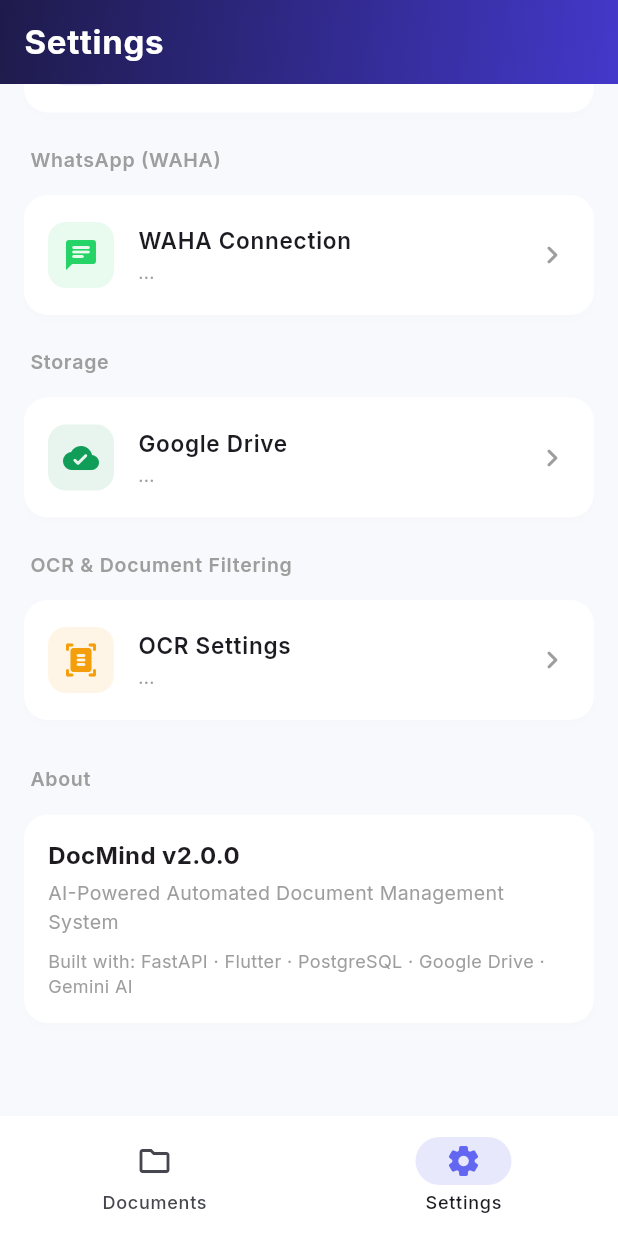
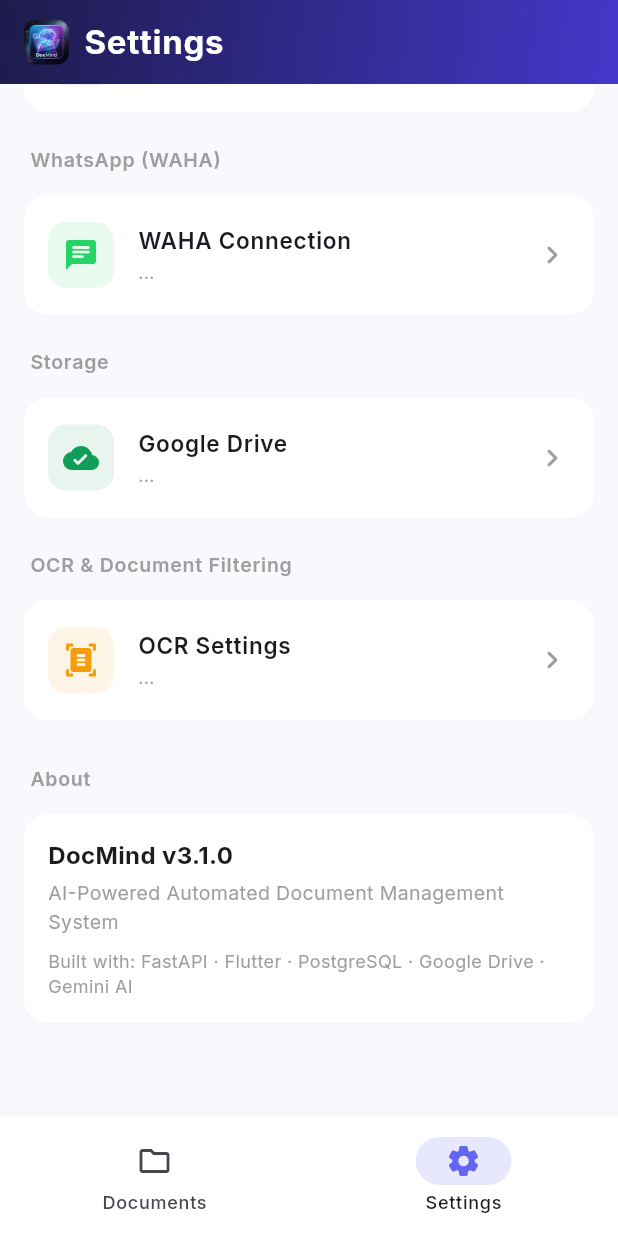
Before and after one commit to KaryaPutraS/docmind, a Flutter app: the screen it shows after launch, item 2 of the bottom bar chosen, scrolled down 285 dp, on a phone screen of 412 x 824 dp. Run offline on Flutter 3.47's test engine with Material 3 defaults, Android fonts, the phone set to English and light mode, and no system bars; our stand-ins replace dio, flutter_riverpod, google_fonts, pretty_dio_logger, timeago; network calls fail.

Commit message:
fix: apply DocMind branding icons and v3.1 version across APK
- Register assets/icon.jpg as Flutter asset
- Display logo in Home and Settings app bars
- Generate/apply ic_launcher PNGs from assets/icon.jpg
- Fix flutter_launcher_icons config to target ic_launcher used by manifest
- Update visible footer to DocMind v3.1.0
- Update Android versionName/versionCode in CI
- Fix PostgreSQL status to treat backend 'configured' as online

```diff
--- a/frontend/lib/screens/settings/ai_settings_screen.dart
+++ b/frontend/lib/screens/settings/ai_settings_screen.dart
@@ -1,5 +1,5 @@
 // ============================================================
-// DocMind Flutter — AI Settings Screen (v2)
+// DocMind Flutter — AI Settings Screen (v3)
 // Full provider list, API key field, auto-fetch models on key
 // ============================================================
 import 'package:flutter/material.dart';
--- a/frontend/lib/screens/settings/waha_settings_screen.dart
+++ b/frontend/lib/screens/settings/waha_settings_screen.dart
@@ -1,5 +1,5 @@
 // ============================================================
-// DocMind Flutter — WAHA (WhatsApp) Settings Screen (v2)
+// DocMind Flutter — WAHA (WhatsApp) Settings Screen (v3)
 // Added: WAHA API Key field
 // ============================================================
 import 'package:flutter/material.dart';
--- a/frontend/lib/screens/settings_screen.dart
+++ b/frontend/lib/screens/settings_screen.dart
@@ -34,8 +34,25 @@
           ),
         ),
         foregroundColor: Colors.white,
-        title: const Text('Settings',
-            style: TextStyle(fontWeight: FontWeight.w700, letterSpacing: 0.5)),
+        title: Row(
+          mainAxisSize: MainAxisSize.min,
+          children: [
+            ClipRRect(
+              borderRadius: BorderRadius.circular(8),
+              child: Image.asset(
+                'assets/icon.jpg',
+                width: 30,
+                height: 30,
+                fit: BoxFit.cover,
+              ),
+            ),
+            const SizedBox(width: 10),
+            const Text(
+              'Settings',
+              style: TextStyle(fontWeight: FontWeight.w700, letterSpacing: 0.5),
+            ),
+          ],
+        ),
       ),
       body: ListView(
         padding: const EdgeInsets.all(16),
@@ -151,7 +168,7 @@
               child: Column(
                 crossAxisAlignment: CrossAxisAlignment.start,
                 children: [
-                  Text('DocMind v2.0.0',
+                  Text('DocMind v3.1.0',
                       style: TextStyle(
                           fontWeight: FontWeight.w700, fontSize: 16)),
                   SizedBox(height: 4),
@@ -230,7 +247,7 @@
                 Icons.dns_rounded),
             const Divider(height: 20),
             _statusRow('PostgreSQL',
-                status.postgres == 'connected', Icons.storage_rounded),
+                status.postgres == 'connected' || status.postgres == 'configured', Icons.storage_rounded),
             const Divider(height: 20),
             _statusRow('Google Drive',
                 status.driveCredentialsSet, Icons.cloud_done_rounded),
--- a/frontend/pubspec.yaml
+++ b/frontend/pubspec.yaml
@@ -1,7 +1,7 @@
 name: docmind_app
 description: DocMind — AI-Powered Document Management Flutter Client.
 publish_to: "none"
-version: 3.0.0+3
+version: 3.1.0+4
 
 environment:
   sdk: ">=3.5.0 <4.0.0"
@@ -33,10 +33,12 @@
   flutter_launcher_icons: ^0.13.1
 
 flutter_launcher_icons:
-  android: "launcher_icon"
+  android: true
   ios: true
   image_path: "assets/icon.jpg"
   min_sdk_android: 21
 
 flutter:
   uses-material-design: true
+  assets:
+    - assets/icon.jpg
```
Also changed, not shown: frontend/lib/screens/home_screen.dart (+19 -1 lines), 6 other files.
